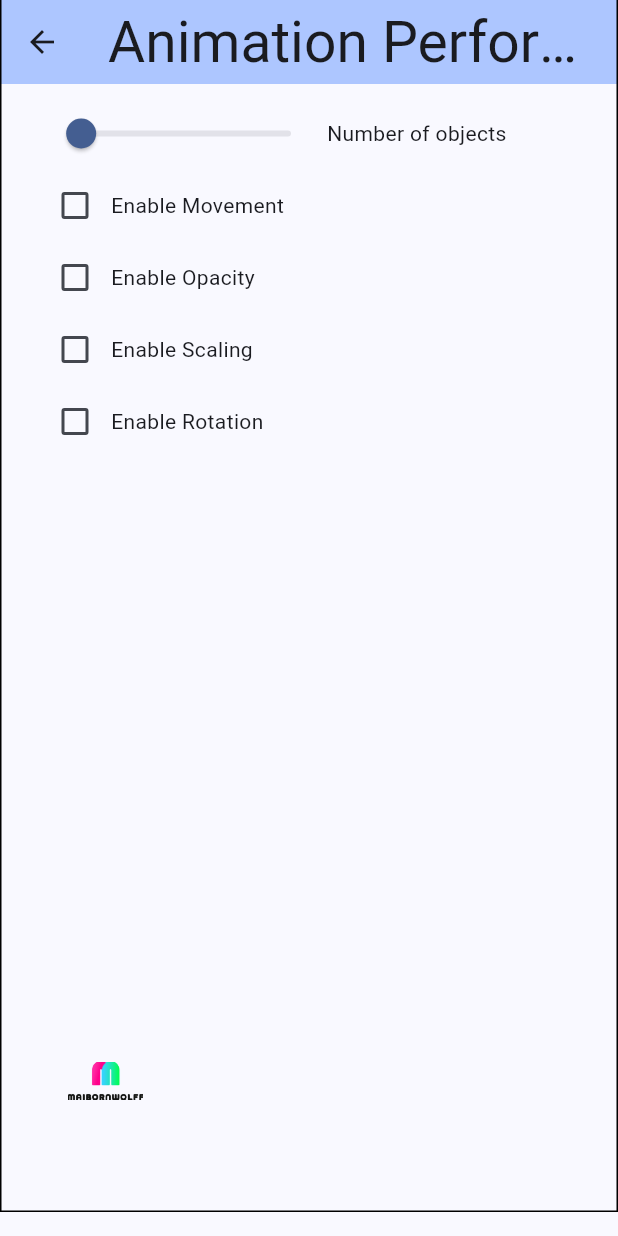
After one commit to meeper001/embedded_hmi_flutter, a Flutter app: the AnimationPerformance screen opened directly, on a phone screen of 412 x 824 dp. The commit adds this screen. Run offline on Flutter 3.47's test engine with Material 2 defaults, Android fonts, the phone set to English and light mode, and no system bars; missing offline and left inert: finger_painter, touch_indicator; Roboto replaces fonts that are missing (Poppins).

Commit message:
Add animation performance test

```diff
--- a/lib/main.dart
+++ b/lib/main.dart
@@ -1,3 +1,4 @@
+import 'package:embedded_hmi_flutter/performance_test/animation_performance.dart';
 import 'package:embedded_hmi_flutter/performance_test/finger_painter.dart';
 import 'package:embedded_hmi_flutter/performance_test/multitouch.dart';
 import 'package:flutter/material.dart';
@@ -79,7 +80,7 @@ class _MyHomePageState extends State<MyHomePage> {
                     Navigator.push(
                       context,
                       MaterialPageRoute(
-                          builder: (context) => const PinchToZoom()),
+                          builder: (context) => PinchToZoom()),
                     );
                   },
                   child: Container(
@@ -90,12 +91,18 @@ class _MyHomePageState extends State<MyHomePage> {
                         child: Text("Gestures"),
                       ))),
               MaterialButton(
-                onPressed: () {},
+                onPressed: () {
+                  Navigator.push(
+                    context,
+                    MaterialPageRoute(
+                        builder: (context) => const AnimationPerformance()),
+                  );
+                },
                 child: Container(
                   width: MediaQuery.of(context).size.height * 0.4,
                   height: MediaQuery.of(context).size.height * 0.4,
                   color: Theme.of(context).colorScheme.primaryContainer,
-                  child: const Center(child: Text("Scrolling")),
+                  child: const Center(child: Text("Animation Test")),
                 ),
               ),
               MaterialButton(
--- /dev/null
+++ b/lib/performance_test/animation_performance.dart
@@ -0,0 +1,218 @@
+import 'package:flutter/material.dart';
+import 'dart:math' as math;
+
+class AnimationPerformance extends StatefulWidget {
+  const AnimationPerformance({Key? key}) : super(key: key);
+
+  @override
+  State<StatefulWidget> createState() => _AnimationPerformanceState();
+}
+
+class _AnimationPerformanceState extends State<AnimationPerformance> {
+  bool enableMovement = false;
+  bool enableRotation = false;
+  bool enableScaling = false;
+  bool enableOpacity = false;
+  double numberOfImages = 4.0;
+  List<Widget> imagesList = [];
+
+  @override
+  void initState() {
+    super.initState();
+    imagesList = generateImagesList();
+  }
+
+  @override
+  Widget build(BuildContext context) {
+    return Scaffold(
+      appBar: AppBar(
+        title: const Text("Animation Performance"),
+        backgroundColor: Theme.of(context).colorScheme.inversePrimary,
+      ),
+      body: Stack(children: imagesList),
+      floatingActionButton: controls(context),
+      floatingActionButtonLocation: FloatingActionButtonLocation.centerFloat,
+    );
+  }
+
+  Widget controls(BuildContext context) {
+    return Container(
+      decoration: BoxDecoration(border: Border.all()),
+      padding: const EdgeInsets.fromLTRB(25, 80, 20, 20),
+      child: Column(
+        children: [
+          Row(children: [
+            Slider(
+              value: numberOfImages,
+              label: numberOfImages.round().toString(),
+              min: 1,
+              max: 200,
+              divisions: 199,
+              onChanged: (double value) {
+                setState(() {
+                  numberOfImages = value;
+                  imagesList = generateImagesList();
+                });
+              },
+            ),
+            const Text("Number of objects"),
+          ]),
+          Row(children: [
+            Checkbox(
+                value: enableMovement,
+                onChanged: (bool? checked) {
+                  if (checked != null) {
+                    setState(() {
+                      enableMovement = checked;
+                      imagesList = generateImagesList();
+                    });
+                  }
+                }),
+            const Text("Enable Movement")
+          ]),
+          Row(children: [
+            Checkbox(
+                value: enableOpacity,
+                onChanged: (bool? checked) {
+                  if (checked != null) {
+                    setState(() {
+                      enableOpacity = checked;
+                      imagesList = generateImagesList();
+                    });
+                  }
+                }),
+            const Text("Enable Opacity")
+          ]),
+          Row(children: [
+            Checkbox(
+                value: enableScaling,
+                onChanged: (bool? checked) {
+                  if (checked != null) {
+                    setState(() {
+                      enableScaling = checked;
+                      imagesList = generateImagesList();
+                    });
+                  }
+                }),
+            const Text("Enable Scaling")
+          ]),
+          Row(children: [
+            Checkbox(
+                value: enableRotation,
+                onChanged: (bool? checked) {
+                  if (checked != null) {
+                    setState(() {
+                      enableRotation = checked;
+                      imagesList = generateImagesList();
+                    });
+                  }
+                }),
+            const Text("Enable Rotation")
+          ]),
+        ],
+      ),
+    );
+  }
+
+  List<Widget> generateImagesList() {
+    return List.generate(
+        numberOfImages.round(),
+        (index) => AnimatedImageExample(
+            enableOpacity: enableOpacity,
+            enableRotation: enableRotation,
+            enableMovement: enableMovement,
+            enableScaling: enableScaling));
+  }
+}
+
+class AnimatedImageContainer extends AnimatedWidget {
+  final double opacity;
+  final double rotationSpeed;
+  final double scaling;
+  final double movementSpeed;
+
+  AnimatedImageContainer(
+      this.opacity, this.rotationSpeed, this.scaling, this.movementSpeed,
+      {super.key, required AnimationController controller})
+      : super(listenable: controller);
+
+  final double left = math.Random().nextDouble();
+  final double bottom = math.Random().nextDouble();
+
+  Animation<double> get _progress => listenable as Animation<double>;
+
+  @override
+  Widget build(BuildContext context) {
+    return Positioned(
+        left: left * MediaQuery.of(context).size.width,
+        bottom: bottom * MediaQuery.of(context).size.height,
+        child: Transform.scale(
+            scale: 1 + (_progress.value * scaling),
+            child: Transform.rotate(
+              angle: _progress.value * 2.0 * math.pi * rotationSpeed,
+              child: SizedBox(
+                width: 50,
+                child: Image.asset('assets/images2/logo.png',
+                    opacity: AlwaysStoppedAnimation(opacity)),
+              ),
+            )));
+  }
+
+  double calcAngle(double oldAngle) {
+    return 0.0;
+  }
+}
+
+class AnimatedImageExample extends StatefulWidget {
+  final bool enableOpacity;
+  final bool enableRotation;
+  final bool enableMovement;
+  final bool enableScaling;
+
+  const AnimatedImageExample(
+      {super.key,
+      required this.enableOpacity,
+      required this.enableRotation,
+      required this.enableMovement,
+      required this.enableScaling});
+
+  @override
+  State<AnimatedImageExample> createState() => _AnimatedImageExampleState();
+}
+
+class _AnimatedImageExampleState extends State<AnimatedImageExample>
+    with TickerProviderStateMixin {
+  late final AnimationController _controller = AnimationController(
+    duration: const Duration(seconds: 10),
+    vsync: this,
+  )..repeat(reverse: true);
+
+  @override
+  void dispose() {
+    _controller.dispose();
+    super.dispose();
+  }
+
+  @override
+  Widget build(BuildContext context) {
+    double opacity = 1.0;
+    double rotationSpeed = 0.0;
+    double scaling = 0.0;
+    double movementSpeed = 0.0;
+    if (widget.enableOpacity) {
+      opacity = math.Random().nextDouble();
+    }
+    if (widget.enableRotation) {
+      rotationSpeed = (math.Random().nextDouble() - math.Random().nextDouble()) * 8;
+    }
+    if (widget.enableScaling) {
+      scaling = math.Random().nextDouble() * 10;
+    }
+    if (widget.enableMovement) {
+      movementSpeed = math.Random().nextDouble();
+    }
+    return AnimatedImageContainer(
+        opacity, rotationSpeed, scaling, movementSpeed,
+        controller: _controller);
+  }
+}
```
